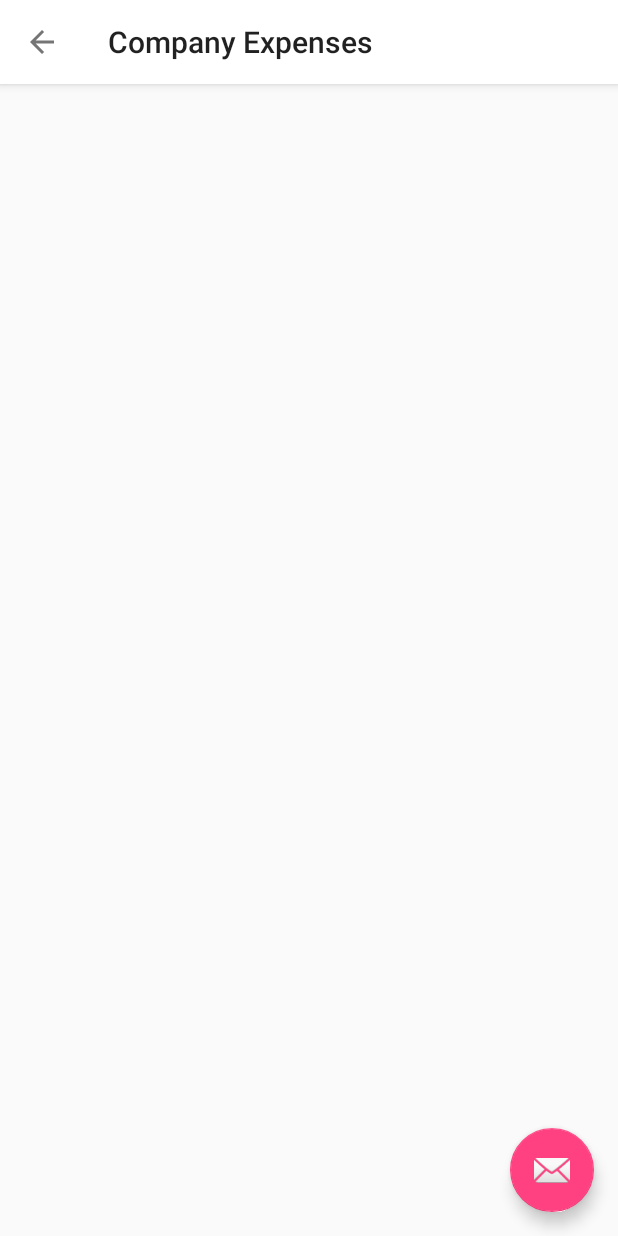
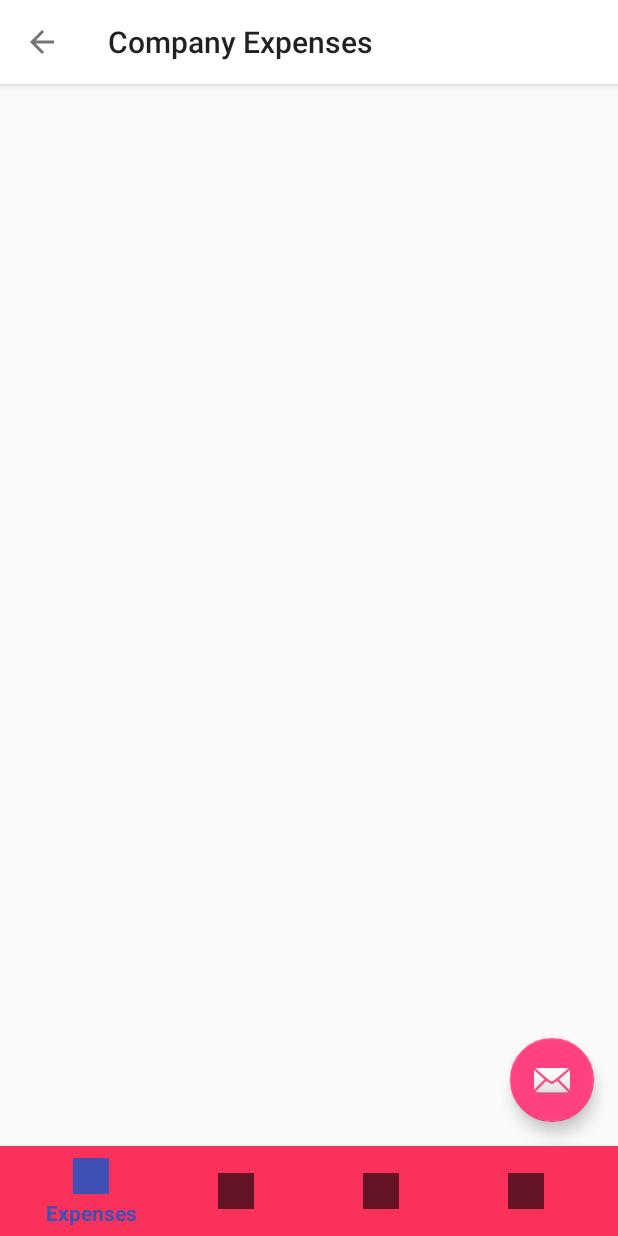
Before and after one commit to varunm100/MoneyManagerAndroid, an Android app: the CompanyDash screen opened directly, with no data from a screen before it, on a phone screen of 412 x 824 dp. Run offline under Robolectric (Android 15) with nearby library versions, the phone set to English and light mode, and no system bars; our stand-ins replace Firebase (no records; nobody signed in at launch, a user with empty details on screens opened directly); pictures from the network do not load.

Commit message:
Added Bottom Navigation View | Finished with TWO tabs 1: Poeple 2: Expenses

```diff
--- /dev/null
+++ b/MoneyManagerDatabase/app/src/main/java/com/example/meta_knight/moneymanagerdatabase/BottomNavigationViewHelper.java
@@ -0,0 +1,28 @@
+package com.example.meta_knight.moneymanagerdatabase;
+
+import android.support.design.internal.BottomNavigationItemView;
+import android.support.design.internal.BottomNavigationMenuView;
+import android.support.design.widget.BottomNavigationView;
+import android.util.Log;
+import java.lang.reflect.Field;
+
+public class BottomNavigationViewHelper {
+    public static void disableShiftMode(BottomNavigationView view) {
+        BottomNavigationMenuView menuView = (BottomNavigationMenuView) view.getChildAt(0);
+        try {
+            Field shiftingMode = menuView.getClass().getDeclaredField("mShiftingMode");
+            shiftingMode.setAccessible(true);
+            shiftingMode.setBoolean(menuView, false);
+            shiftingMode.setAccessible(false);
+            for (int i = 0; i < menuView.getChildCount(); ++i) {
+                BottomNavigationItemView item = (BottomNavigationItemView) menuView.getChildAt(i);
+                item.setShiftingMode(false);
+                item.setChecked(item.getItemData().isChecked());
+            }
+        } catch (NoSuchFieldException e) {
+            Log.e("BNVHelper", "Unable to get shift mode field", e);
+        } catch (IllegalAccessException e) {
+            Log.e("BNVHelper", "Unable to change value of shift mode", e);
+        }
+    }
+}
--- a/MoneyManagerDatabase/app/src/main/java/com/example/meta_knight/moneymanagerdatabase/CompanyDash.java
+++ b/MoneyManagerDatabase/app/src/main/java/com/example/meta_knight/moneymanagerdatabase/CompanyDash.java
@@ -8,6 +8,7 @@ import android.os.Build;
 import android.os.Bundle;
 import android.support.annotation.NonNull;
 import android.support.annotation.RequiresApi;
+import android.support.design.widget.BottomNavigationView;
 import android.support.design.widget.CoordinatorLayout;
 import android.support.design.widget.FloatingActionButton;
 import android.support.design.widget.Snackbar;
@@ -21,6 +22,7 @@ import android.support.v7.widget.helper.ItemTouchHelper;
 import android.util.Log;
 import android.view.LayoutInflater;
 import android.view.Menu;
+import android.view.MenuItem;
 import android.view.View;
 import android.widget.*;
 import com.google.android.gms.tasks.OnFailureListener;
@@ -70,7 +72,30 @@ public class CompanyDash extends AppCompatActivity implements RecyclerItemTouchH
         } else {
             Log.wtf("UIDGLOBAL", "VALUE NULL NOOOO");
         }
-        //StartManagePeopleActivity();
+
+        BottomNavigationView bottomNavigationView = (BottomNavigationView) findViewById(R.id.bottomNavView);
+        BottomNavigationViewHelper.disableShiftMode(bottomNavigationView);
+        Menu MainMenu = bottomNavigationView.getMenu();
+        MenuItem currentItem = MainMenu.getItem(0);
+        currentItem.setChecked(true);
+
+        bottomNavigationView.setOnNavigationItemSelectedListener(new BottomNavigationView.OnNavigationItemSelectedListener() {
+            @Override
+            public boolean onNavigationItemSelected(@NonNull MenuItem item) {
+                switch (item.getItemId()) {
+                    case R.id.ExpenseTab:
+                        break;
+                    case R.id.GraphTab:
+                        break;
+                    case R.id.PeopleTab:
+                        StartManagePeopleActivity();
+                        break;
+                    case R.id.HistoryTab:
+                        break;
+                }
+                return false;
+            }
+        });
     }
     private void AddListenerSnapshot() {
         if (uid != null && GlobalCompCUID != null) {
@@ -456,7 +481,6 @@ public class CompanyDash extends AppCompatActivity implements RecyclerItemTouchH
         });
         AlertDialog dialog = alert.create();
         dialog.show();
-        StartManagePeopleActivity();
     }
 
     private double AmountExp;
--- a/MoneyManagerDatabase/app/src/main/res/layout/activity_company_dash.xml
+++ b/MoneyManagerDatabase/app/src/main/res/layout/activity_company_dash.xml
@@ -28,7 +28,8 @@
             android:layout_width="wrap_content"
             android:layout_height="wrap_content"
             android:layout_gravity="bottom|end"
-            android:layout_margin="@dimen/fab_margin"
+            android:layout_marginRight="16dp"
+            android:layout_marginBottom="76dp"
             app:srcCompat="@android:drawable/ic_dialog_email"
             android:onClick="OnNewExpenseClicked"/>
 
--- a/MoneyManagerDatabase/app/src/main/res/layout/content_company_dash.xml
+++ b/MoneyManagerDatabase/app/src/main/res/layout/content_company_dash.xml
@@ -1,5 +1,6 @@
 <?xml version="1.0" encoding="utf-8"?>
-<android.support.constraint.ConstraintLayout xmlns:android="http://schemas.android.com/apk/res/android"
+<RelativeLayout
+         xmlns:android="http://schemas.android.com/apk/res/android"
          xmlns:app="http://schemas.android.com/apk/res-auto"
          xmlns:tools="http://schemas.android.com/tools"
          android:layout_width="match_parent"
@@ -8,10 +9,28 @@
         tools:showIn="@layout/activity_company_dash"
         tools:context="com.example.meta_knight.moneymanagerdatabase.CompanyDash">
 
-    <android.support.v7.widget.RecyclerView
-            android:id="@+id/recycler_view"
+    <android.support.constraint.ConstraintLayout
+            xmlns:android="http://schemas.android.com/apk/res/android"
+            xmlns:app="http://schemas.android.com/apk/res-auto"
+            xmlns:tools="http://schemas.android.com/tools"
             android:layout_width="match_parent"
-            android:layout_height="wrap_content"
-            android:scrollbars="vertical"/>
+            android:layout_height="match_parent"
+            app:layout_behavior="@string/appbar_scrolling_view_behavior"
+            android:theme="@style/AppTheme.NoActionBar">
+        <android.support.v7.widget.RecyclerView
+                android:id="@+id/recycler_view"
+                android:layout_width="0dp"
+                android:layout_height="wrap_content"
+                android:scrollbars="vertical" tools:layout_editor_absoluteY="0dp" tools:layout_editor_absoluteX="8dp"/>
+    </android.support.constraint.ConstraintLayout>
 
-</android.support.constraint.ConstraintLayout>
+    <android.support.design.widget.BottomNavigationView
+            android:id="@+id/bottomNavView"
+            android:layout_width="match_parent"
+            android:layout_height="60dp"
+            android:layout_gravity="bottom"
+            android:background="@color/bg_row_background"
+            android:layout_alignParentBottom="true"
+            app:menu="@menu/bottom_navigation_menu"/>
+
+</RelativeLayout>
--- /dev/null
+++ b/MoneyManagerDatabase/app/src/main/res/menu/bottom_navigation_menu.xml
@@ -0,0 +1,28 @@
+<?xml version="1.0" encoding="utf-8"?>
+<menu xmlns:android="http://schemas.android.com/apk/res/android">
+    <item
+            android:id="@+id/ExpenseTab"
+            android:icon="@color/bg_row_background"
+            android:title="Expenses">
+    </item>
+
+    <item
+            android:id="@+id/GraphTab"
+            android:icon="@color/bg_row_background"
+            android:title="Statistics">
+    </item>
+
+    <item
+        android:id="@+id/PeopleTab"
+        android:icon="@color/bg_row_background"
+        android:title="People">
+    </item>
+
+    <item
+            android:id="@+id/HistoryTab"
+            android:icon="@color/bg_row_background"
+            android:title="History">
+    </item>
+
+
+</menu>
```
Also changed, not shown: MoneyManagerDatabase/app/src/main/java/com/example/meta_knight/moneymanagerdatabase/manage_people.java (+41 -0 lines), MoneyManagerDatabase/app/src/main/res/layout/activity_manage_people.xml (+22 -6 lines).
